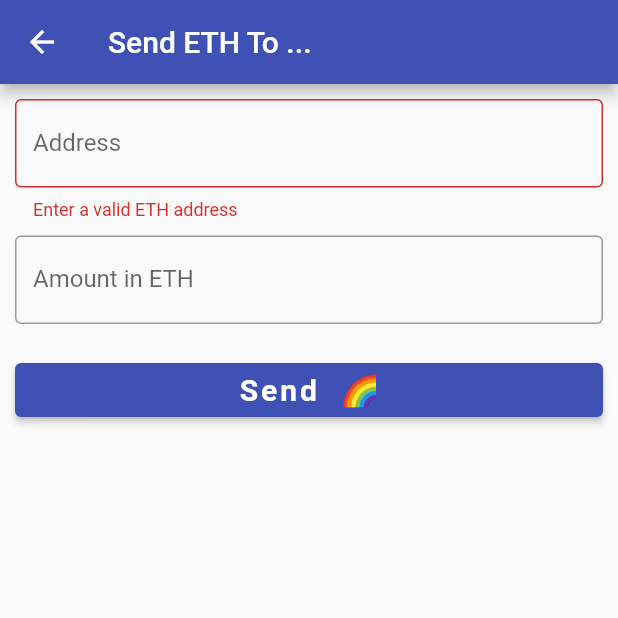
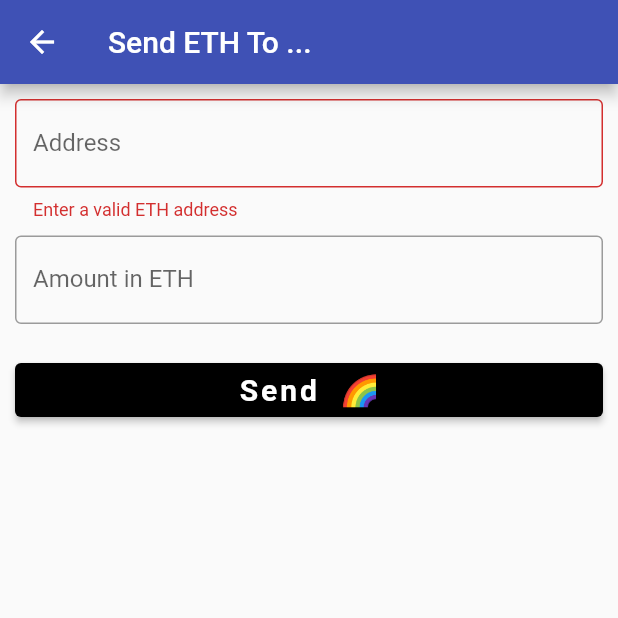
Before and after one commit to viktorvoltz/SAND-wallet, a Flutter app: the SendEther screen opened by its route, on a phone screen of 412 x 824 dp, the top half of it. Run offline on Flutter 3.47's test engine with Material 2 defaults, Android fonts, the light colour scheme and no system bars; our stand-ins replace flutter_dotenv, flutter_svg, google_fonts; missing offline and left inert: web3dart; network calls fail; project files that could hold a hidden picture were left out.

```diff
--- a/lib/provider/contractProvider.dart
+++ b/lib/provider/contractProvider.dart
@@ -78,7 +78,7 @@ class ContractProvider extends ChangeNotifier {
         from: ownAdress,
         to: reciever(rvalue),
         value: EtherAmount.fromUnitAndValue(EtherUnit.ether, value),
-      )
+      ),
     );
     await _balance();
   }
--- a/lib/screens/homescreen.dart
+++ b/lib/screens/homescreen.dart
@@ -131,7 +131,7 @@ class _HomeScreenState extends State<HomeScreen> {
                   style: GoogleFonts.titilliumWeb()),
             );
           } else if (snapshot.hasError) {
-            return Text("couldn't get price");
+            return Text("couldn't fetch price");
           }
         }
         return Container(child: Text("... loading price"));
--- a/lib/screens/sendether.dart
+++ b/lib/screens/sendether.dart
@@ -67,6 +67,9 @@ class _SendEtherState extends State<SendEther> {
               margin: EdgeInsets.symmetric(horizontal: 10, vertical: 10),
               width: double.infinity,
               child: ElevatedButton(
+                style: ElevatedButton.styleFrom(
+                  primary: Colors.black
+                ),
                 child: Text(
                   'Send  🌈',
                   style: GoogleFonts.titilliumWeb(
```
